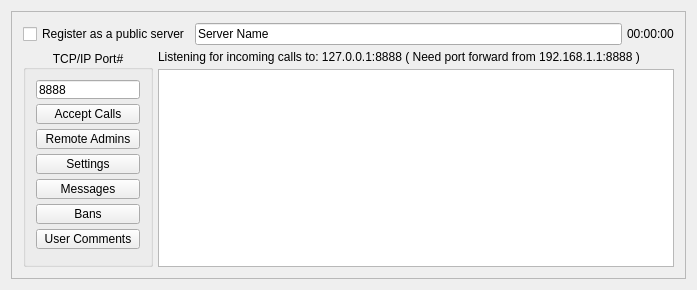
Qt form ui/remix.ui (StarixWoS/ReMix) before a commit.
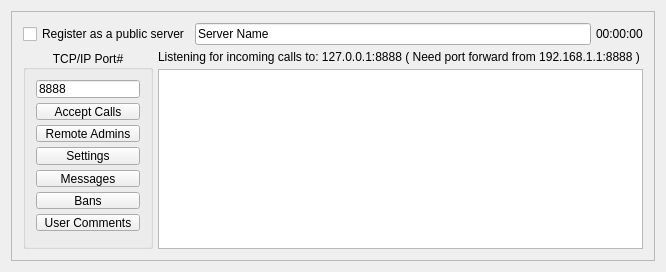
The same form after that commit.

Patch:
```diff
--- a/ui/remix.ui
+++ b/ui/remix.ui
@@ -6,10 +6,16 @@
    <rect>
     <x>0</x>
     <y>0</y>
-    <width>697</width>
+    <width>666</width>
     <height>272</height>
    </rect>
   </property>
+  <property name="minimumSize">
+   <size>
+    <width>0</width>
+    <height>272</height>
+   </size>
+  </property>
   <property name="windowTitle">
    <string>ReMix</string>
   </property>
```
